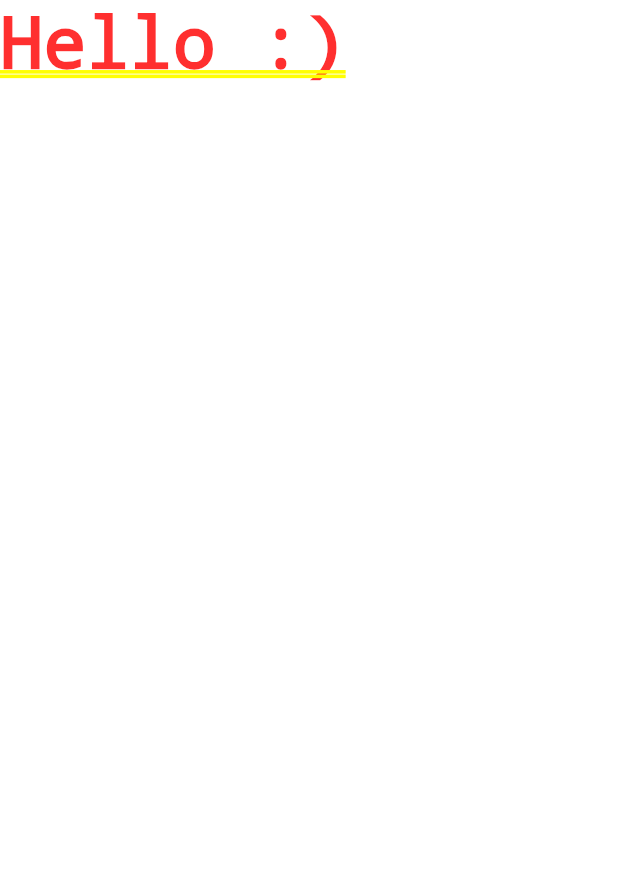
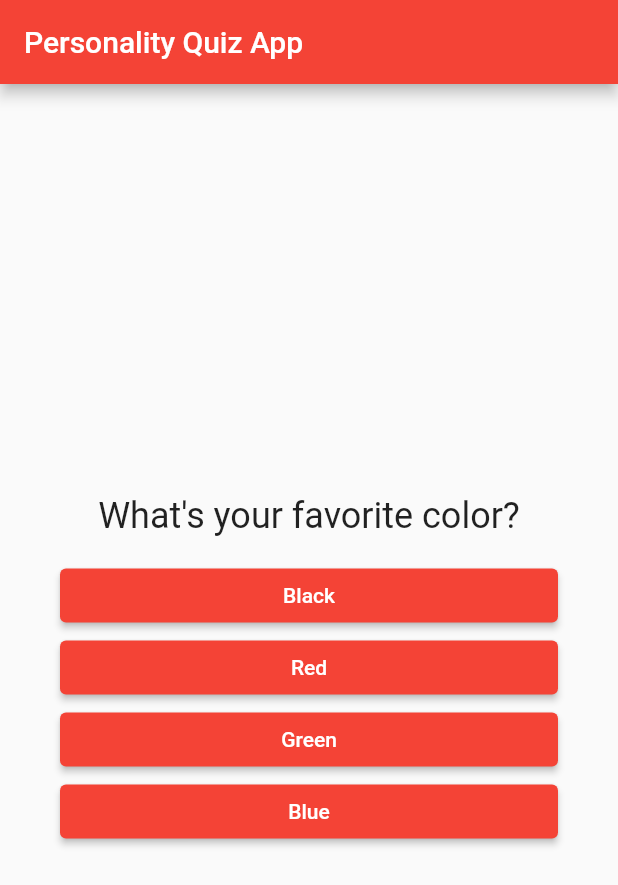
Before and after one commit to reggiegutter/flutter_quiz_app, a Flutter app: the screen it shows after launch, on a phone screen of 412 x 824 dp. Shown: the top 885 px of the screen. Run offline on Flutter 3.47's test engine with Material 2 defaults, Android fonts, the phone set to English and light mode, and no system bars.

Commit message:
implemented quiz app

```diff
--- /dev/null
+++ b/lib/answer.dart
@@ -0,0 +1,20 @@
+import 'package:flutter/material.dart';
+
+class Answer extends StatelessWidget {
+  final Function handleAnswerSelection;
+  final String answerText;
+
+  Answer(this.handleAnswerSelection, this.answerText);
+
+  @override
+  Widget build(BuildContext context) {
+    return Container(
+      width: double.infinity,
+      padding: EdgeInsets.only(left: 40, right: 40),
+      child: RaisedButton(
+        child: Text(answerText),
+        onPressed: handleAnswerSelection,
+      ),
+    );
+  }
+}
--- a/lib/main.dart
+++ b/lib/main.dart
@@ -1,12 +1,90 @@
 import 'package:flutter/material.dart';
+import './quiz.dart';
+import './result.dart';
 
 void main() => runApp(BasicFlutterApp());
 
-class BasicFlutterApp extends StatelessWidget {
+class BasicFlutterApp extends StatefulWidget {
+  @override
+  _BasicFlutterAppState createState() => _BasicFlutterAppState();
+}
+
+class _BasicFlutterAppState extends State<BasicFlutterApp> {
+  final _questions = const [
+    {
+      'question': 'What\'s your favorite color?',
+      'answers': [
+        {'text': 'Black', 'score': 2},
+        {'text': 'Red', 'score': 4},
+        {'text': 'Green', 'score': 6},
+        {'text': 'Blue', 'score': 8},
+      ],
+    },
+    {
+      'question': 'What\'s your favorite animal?',
+      'answers': [
+        {'text': 'Dog', 'score': 2},
+        {'text': 'Cat', 'score': 4},
+        {'text': 'Lion', 'score': 6},
+        {'text': 'Snake', 'score': 8},
+      ],
+    },
+    {
+      'question': 'What\'s your favorite football team?',
+      'answers': [
+        {'text': 'Flamengo', 'score': 2},
+        {'text': 'Botafogo', 'score': 4},
+        {'text': 'Fluminense', 'score': 6},
+        {'text': 'Vasco', 'score': 8},
+      ],
+    },
+  ];
+
+  var _questionIndex = 0;
+  var _totalScore = 0;
+
+  void _answerQuestion(int score) {
+    if (_questionIndex < _questions.length) {
+      setState(() {
+        _questionIndex += 1;
+        _totalScore += score;
+      });
+    }
+  }
+
+  void _handleRestartQuestions() {
+    setState(() {
+      _questionIndex = 0;
+      _totalScore = 0;
+    });
+  }
+
   @override
   Widget build(BuildContext context) {
     return MaterialApp(
-      home: Text('Hello :)'),
+      theme: ThemeData(
+        primaryColor: Colors.red,
+        textTheme: TextTheme(
+          button: TextStyle(color: Colors.white),
+        ),
+        buttonTheme: ButtonThemeData(
+          buttonColor: Colors.red,
+          textTheme: ButtonTextTheme.primary,
+        ),
+      ),
+      home: Scaffold(
+        appBar: AppBar(
+          title: Text('Personality Quiz App'),
+        ),
+        body: _questionIndex < _questions.length
+            ? Quiz(
+                questions: _questions,
+                questionIndex: _questionIndex,
+                answerQuestion: _answerQuestion)
+            : Result(
+                handleRestartQuestions: _handleRestartQuestions,
+                resultScore: _totalScore),
+      ),
     );
   }
 }
--- /dev/null
+++ b/lib/question.dart
@@ -0,0 +1,20 @@
+import 'package:flutter/material.dart';
+
+class Question extends StatelessWidget {
+  final String questionText;
+
+  Question(this.questionText);
+
+  @override
+  Widget build(BuildContext context) {
+    return Container(
+      width: double.infinity,
+      margin: EdgeInsets.all(15),
+      child: Text(
+        questionText,
+        style: TextStyle(fontSize: 24),
+        textAlign: TextAlign.center,
+      ),
+    );
+  }
+}
--- /dev/null
+++ b/lib/quiz.dart
@@ -0,0 +1,28 @@
+import 'package:flutter/material.dart';
+import './question.dart';
+import './answer.dart';
+
+class Quiz extends StatelessWidget {
+  final List<Map<String, Object>> questions;
+  final int questionIndex;
+  final Function answerQuestion;
+
+  Quiz({this.questions, this.questionIndex, this.answerQuestion});
+
+  List _getAnswersListAsWidget(answers) => answers
+      .map((item) => Answer(() => answerQuestion(item['score']), item['text']))
+      .toList();
+
+  @override
+  Widget build(BuildContext context) {
+    return Container(
+      child: Column(
+        mainAxisAlignment: MainAxisAlignment.center,
+        children: List.unmodifiable(() sync* {
+          yield Question(questions[questionIndex]['question']);
+          yield* _getAnswersListAsWidget(questions[questionIndex]['answers']);
+        }()),
+      ),
+    );
+  }
+}
--- a/pubspec.yaml
+++ b/pubspec.yaml
@@ -28,29 +28,23 @@ dev_dependencies:
   flutter_test:
     sdk: flutter
 
-
 # For information on the generic Dart part of this file, see the
 # following page: https://dart.dev/tools/pub/pubspec
 
 # The following section is specific to Flutter.
 flutter:
-
   # The following line ensures that the Material Icons font is
   # included with your application, so that you can use the icons in
   # the material Icons class.
   uses-material-design: true
-
   # To add assets to your application, add an assets section, like this:
   # assets:
   #   - images/a_dot_burr.jpeg
   #   - images/a_dot_ham.jpeg
-
   # An image asset can refer to one or more resolution-specific "variants", see
   # https://flutter.dev/assets-and-images/#resolution-aware.
-
   # For details regarding adding assets from package dependencies, see
   # https://flutter.dev/assets-and-images/#from-packages
-
   # To add custom fonts to your application, add a fonts section here,
   # in this "flutter" section. Each entry in this list should have a
   # "family" key with the font family name, and a "fonts" key with a
```
Also changed, not shown: lib/result.dart (added, +57 -0 lines), 1 other file.
